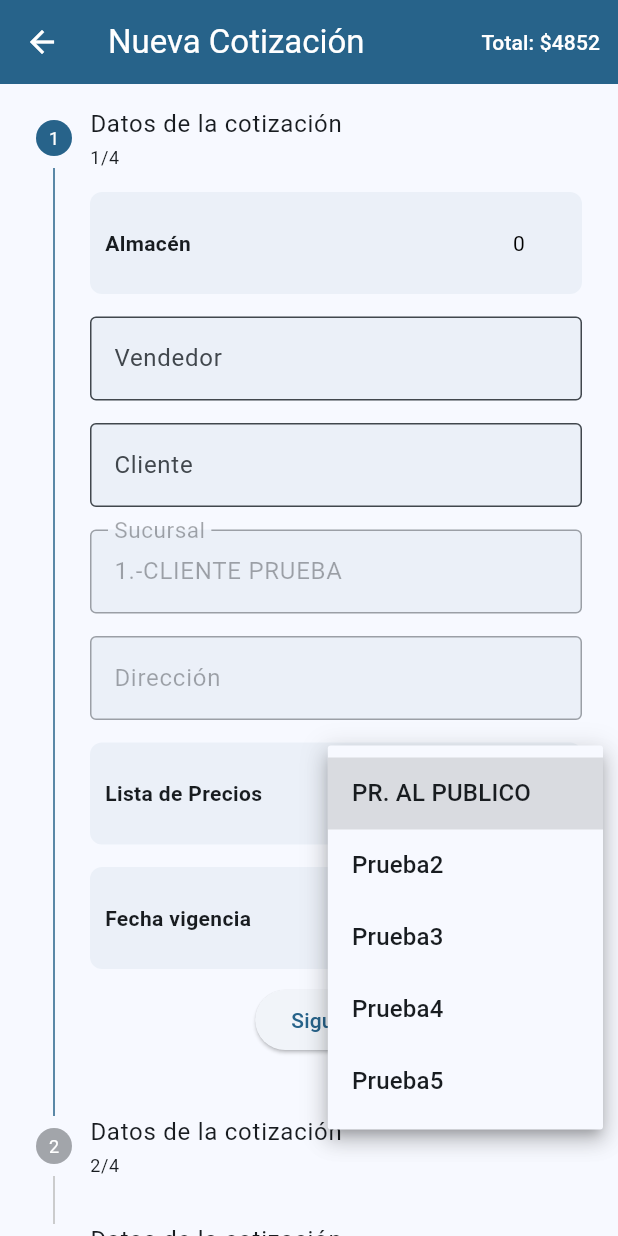
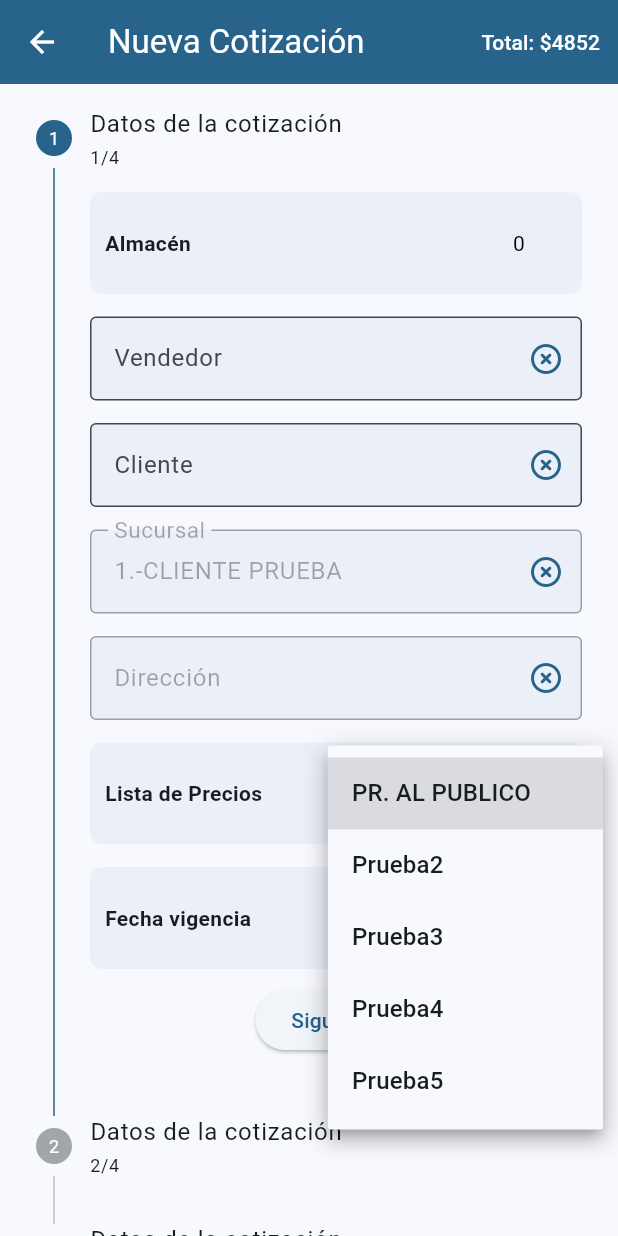
Before and after one commit to DanielPeregrino18/crm, a Flutter app: the FormCotizacion screen opened by its route, after a tap on "PR. AL PUBLICO", on a phone screen of 412 x 824 dp. Run offline on Flutter 3.47's test engine with Material 3 defaults, Android fonts, the phone set to English and light mode, and no system bars; drawn by our look-alikes of flutter_typeahead; our stand-ins replace after_layout, dio, expandable, flutter_riverpod, flutter_screenutil, fluttertoast and 5 more; generated files the repository leaves out were written again; network calls fail.

Commit message:
se mejoro la funcionalidad del widget custom search bar para el uso de busqueda de clientes y vendedores

```diff
--- a/lib/presentation/screens/cotizaciones/cotizaciones.dart
+++ b/lib/presentation/screens/cotizaciones/cotizaciones.dart
@@ -27,9 +27,7 @@ class Cotizaciones extends ConsumerStatefulWidget {
 
 class _CotizacionesState extends ConsumerState<Cotizaciones> {
   final scaffoldKey = GlobalKey<ScaffoldState>();
-
-  final Fecha fecha = Fecha();
-
+  bool isLoading = false;
   @override
   Widget build(BuildContext context) {
     var cotizacionVM = ref.watch(cotizacionVMProvider);
@@ -86,10 +84,10 @@ class _CotizacionesState extends ConsumerState<Cotizaciones> {
               cotizacionVM.idTipoFecha = tipoF;
             },
             setFechaInicial: (DateTime fechaI) {
-              cotizacionVM.setFechaInicial(fecha.crearString(fechaI));
+              cotizacionVM.fechaInicial = fechaI;
             },
             setFechaFinal: (DateTime fechaF) {
-              cotizacionVM.setFechaFin(fecha.crearString(fechaF));
+              cotizacionVM.fechaFin = fechaF;
             },
           ),
           Row(
@@ -120,7 +118,10 @@ class _CotizacionesState extends ConsumerState<Cotizaciones> {
                           .getClientesFiltro(search);
                     },
                     onSelect: (value) {
-
+                      cotizacionVM.setCliente(value);
+                    },
+                    onClean: () {
+                      cotizacionVM.idCliente = 0;
                     },
                     label: "Cliente",
                   ),
@@ -132,15 +133,42 @@ class _CotizacionesState extends ConsumerState<Cotizaciones> {
                   height: 56,
                   child: SearchButton(
                     onPressed: () async {
+                      setState(() {
+                        isLoading = true;
+                      });
                       await cotizacionVM.buscarCotizacionesRango();
-                      setState(() {});
+                      setState(() {
+                        isLoading = false;
+                      });
                     },
                   ),
                 ),
               ),
             ],
           ),
-          Divider(height: 20),
+          Divider(height: 5),
+          Text(
+            'Resultados: ${cotizacionVM.cotizaciones.length}',
+            style: TextStyle(color: theme.primary),
+          ),
+          isLoading ?
+          SizedBox(
+            height: MediaQuery.of(context).size.height / 2,
+            child: Column(
+              spacing: 15,
+              mainAxisAlignment: MainAxisAlignment.center,
+              crossAxisAlignment: CrossAxisAlignment.center,
+              children: [
+                CircularProgressIndicator(
+                  backgroundColor: theme.primary.withAlpha(95),
+                ),
+                Text(
+                  'Buscando cotizaciones...',
+                  style: TextStyle(fontSize: 16.sp),
+                ),
+              ],
+            ),
+          ) :
           Expanded(
             child: ListView.builder(
               itemCount: cotizacionVM.cotizaciones.length,
--- a/lib/presentation/screens/cotizaciones/form_cotizacion.dart
+++ b/lib/presentation/screens/cotizaciones/form_cotizacion.dart
@@ -2,7 +2,7 @@ import 'package:crm/presentation/viewmodels/cotizaciones/form_cotizacion_vm.dart
 import 'package:crm/presentation/viewmodels/vendedor_vm.dart';
 import 'package:crm/presentation/widgets/custom_date_picker.dart';
 import 'package:crm/presentation/widgets/custom_search_bar.dart';
-import 'package:crm/presentation/widgets/search_bar_clientes.dart';
+import 'package:crm/presentation/widgets/custom_text_field.dart';
 import 'package:flutter/material.dart';
 import 'package:flutter_riverpod/flutter_riverpod.dart';
 import '../../viewmodels/cliente_vm.dart';
@@ -18,25 +18,6 @@ class FormCotizacion extends ConsumerStatefulWidget {
 
 class _FormCotizacionState extends ConsumerState<FormCotizacion> {
   int _currentStep = 0;
-
-  TextFormField _customTextField(
-    ColorScheme theme,
-    String label,
-    bool isEnabled,
-    TextEditingController textController,
-  ) {
-    return TextFormField(
-      controller: textController,
-      decoration: InputDecoration(
-        border: OutlineInputBorder(),
-        filled: true,
-        fillColor: theme.primary.withAlpha(15),
-        label: Text(label),
-        floatingLabelStyle: TextStyle(fontSize: 20),
-      ),
-      enabled: isEnabled,
-    );
-  }
 
   Widget _customRow(ColorScheme theme, String left, Widget right) {
     return Container(
@@ -85,7 +66,6 @@ class _FormCotizacionState extends ConsumerState<FormCotizacion> {
     final formCotizacionVM = ref.watch(formCotizacionVMProvider);
     String estatus = formCotizacionVM.estatusLabel;
     bool isEnabled = estatus == "NUEVO" || estatus == "COTIZADO";
-
     return Scaffold(
       appBar: AppBar(
         backgroundColor: theme.primary,
@@ -122,7 +102,7 @@ class _FormCotizacionState extends ConsumerState<FormCotizacion> {
                         ElevatedButton(
                           onPressed: details.onStepContinue,
                           child: Text(
-                            _currentStep == 4 ? 'Finalizar' : 'Siguiente',
+                            _currentStep == 6 ? 'Finalizar' : 'Siguiente',
                           ),
                         ),
                       ],
@@ -172,7 +152,6 @@ class _FormCotizacionState extends ConsumerState<FormCotizacion> {
                       return ref.read(vendedorVMProvider).getVendedoresFiltro(search);
                     },
                     onSelect: (value) {
-                      formCotizacionVM.focusCliente.requestFocus();
                       formCotizacionVM.setVendedor(value);
                     },
                     label: "Vendedor"
@@ -202,17 +181,15 @@ class _FormCotizacionState extends ConsumerState<FormCotizacion> {
                     },
                     label: "Cliente"
                 ),
-                _customTextField(
-                  theme,
-                  'Sucursal',
-                  false,
-                  formCotizacionVM.sucursalController,
+                CustomTextField(
+                  label: "Sucursal",
+                  controller: formCotizacionVM.sucursalController,
+                  isEnabled: false
                 ),
-                _customTextField(
-                  theme,
-                  'Dirección',
-                  false,
-                  formCotizacionVM.direccionController,
+                CustomTextField(
+                    label: "Dirección",
+                    controller: formCotizacionVM.direccionController,
+                    isEnabled: false
                 ),
                 _customRow(
                   theme,
@@ -291,23 +268,20 @@ class _FormCotizacionState extends ConsumerState<FormCotizacion> {
                     },
                   ),
                 ),
-                _customTextField(
-                  theme,
-                  'No. de Serie',
-                  isEnabled,
-                  formCotizacionVM.noSerieController,
+                CustomTextField(
+                    label: "No. de Serie",
+                    controller: formCotizacionVM.noSerieController,
+                    isEnabled: isEnabled
                 ),
-                _customTextField(
-                  theme,
-                  'Orden de compra',
-                  isEnabled,
-                  formCotizacionVM.ordenCompraController,
+                CustomTextField(
+                    label: "Orden de compra",
+                    controller: formCotizacionVM.ordenCompraController,
+                    isEnabled: isEnabled
                 ),
-                _customTextField(
-                  theme,
-                  'Procesado',
-                  false,
-                  formCotizacionVM.procesadoController,
+                CustomTextField(
+                    label: "Procesado",
+                    controller: formCotizacionVM.procesadoController,
+                    isEnabled: false
                 ),
               ],
             ),
@@ -332,25 +306,21 @@ class _FormCotizacionState extends ConsumerState<FormCotizacion> {
                     style: TextStyle(color: Colors.red),
                   ),
                 ),
-                _customTextField(
-                  theme,
-                  'RFC',
-                  false,
-                  formCotizacionVM.rfcController,
+                CustomTextField(
+                    label: "RFC",
+                    controller: formCotizacionVM.rfcController,
+                    isEnabled: false
                 ),
-                _customTextField(
-                  theme,
-                  'Plazo',
-                  false,
-                  formCotizacionVM.plazoController,
+                CustomTextField(
+                    label: "Plazo",
+                    controller: formCotizacionVM.plazoController,
+                    isEnabled: false
                 ),
-                _customTextField(
-                  theme,
-                  'Descuento',
-                  isEnabled,
-                  formCotizacionVM.descuentoController,
+                CustomTextField(
+                    label: "Descuento",
+                    controller: formCotizacionVM.descuentoController,
+                    isEnabled: isEnabled
                 ),
-                //_customTextField(theme, 'Moneda', true, ), todo cambiarlo a dropdown
                 _customRow(
                   theme,
                   'Moneda',
@@ -370,11 +340,10 @@ class _FormCotizacionState extends ConsumerState<FormCotizacion> {
                     },
                   ) : Text('${listaMonedas.firstWhere((element) => element['id'] == formCotizacionVM.idMoneda,)['nombre']}'),
                 ),
-                _customTextField(
-                  theme,
-                  'Paridad',
-                  false,
-                  formCotizacionVM.paridadController,
+                CustomTextField(
+                    label: "Paridad",
+                    controller: formCotizacionVM.paridadController,
+                    isEnabled: false
                 ),
               ],
             ),
@@ -422,17 +391,15 @@ class _FormCotizacionState extends ConsumerState<FormCotizacion> {
                     },
                   ),
                 ),
-                _customTextField(
-                  theme,
-                  'Campo addenda',
-                  isEnabled,
-                  formCotizacionVM.campoAddendaController,
+                CustomTextField(
+                    label: "Campo addenda",
+                    controller: formCotizacionVM.campoAddendaController,
+                    isEnabled: isEnabled
                 ),
-                _customTextField(
-                  theme,
-                  'Observaciones',
-                  isEnabled,
-                  formCotizacionVM.observacionesController,
+                CustomTextField(
+                    label: "Observaciones",
+                    controller: formCotizacionVM.observacionesController,
+                    isEnabled: isEnabled
                 ),
                 Row(
                   mainAxisAlignment: MainAxisAlignment.spaceAround,
@@ -463,44 +430,38 @@ class _FormCotizacionState extends ConsumerState<FormCotizacion> {
           Step(
             isActive: _currentStep >= 4,
             title: Text('Domicilio'),
-            content: Column(
+            content: Padding(
+              padding: EdgeInsets.symmetric(vertical: 5),
+              child: Column(
                 spacing: 15,
                 children: [
-                _customTextField(
-                  theme,
-                  'Domicilio',
-                  true,
-                  formCotizacionVM.domicilioController,
+                  CustomTextField(
+                    label: "Domicilio",
+                    controller: formCotizacionVM.domicilioController,
                   ),
-                _customTextField(
-                  theme,
-                  'Colonia',
-                  true,
-                  formCotizacionVM.coloniaController,
+                  CustomTextField(
+                    label: "Colonia",
+                    controller: formCotizacionVM.coloniaController,
                   ),
-                _customTextField(
-                  theme,
-                  'Estado',
-                  true,
-                  formCotizacionVM.estadoController,
+                  CustomTextField(
+                      label: "Estado",
+                      controller: formCotizacionVM.estadoController,
+                      isEnabled: true
                   ),
-                _customTextField(
-                  theme,
-                  'Ciudad',
-                  true,
-                  formCotizacionVM.ciudadController,
+                  CustomTextField(
+                      label: "Ciudad",
+                      controller: formCotizacionVM.ciudadController,
+                      isEnabled: true
                   ),
-                _customTextField(
-                  theme,
-                  'Entre calles',
-                  true,
-                  formCotizacionVM.entreCallesController,
+                  CustomTextField(
+                      label: "Entre calles",
+                      controller: formCotizacionVM.entreCallesController,
+                      isEnabled: true
                   ),
-                _customTextField(
-                  theme,
-                  'Atención a',
-                  isEnabled,
-                  formCotizacionVM.atencionAContoller,
+                  CustomTextField(
+                      label: "Atención a",
+                      controller: formCotizacionVM.atencionAContoller,
+                      isEnabled: isEnabled
                   ),
                   _customRow(
                     theme,
@@ -542,6 +503,7 @@ class _FormCotizacionState extends ConsumerState<FormCotizacion> {
                     ),
                   ),
                 ],
+              ),
             ),
           ),
           Step(
@@ -610,7 +572,7 @@ class _FormCotizacionState extends ConsumerState<FormCotizacion> {
         },
         currentStep: _currentStep,
         onStepContinue: () {
-          if (_currentStep != 5) {
+          if (_currentStep != 6) {
             setState(() {
               _currentStep += 1;
             });
--- a/lib/presentation/screens/cotizaciones/widgets/cotizacion_busqueda_cliente.dart
+++ b/lib/presentation/screens/cotizaciones/widgets/cotizacion_busqueda_cliente.dart
@@ -36,7 +36,8 @@ class _CotizacionBusquedaClienteState
         icon: Icon(Icons.clear, color: theme.primary),
       ),
     ];
-    return Padding(
+    return SingleChildScrollView(
+      child: Padding(
         padding: EdgeInsets.all(10),
         child: Column(
           spacing: 15,
@@ -47,8 +48,8 @@ class _CotizacionBusquedaClienteState
               },
             ),
             CustomSearchBar(
-              controller: TextEditingController(),
-              focusNode: FocusNode(),
+                controller: busquedaCotClieVM.clienteController,
+                focusNode: busquedaCotClieVM.focusCliente,
                 itemBuilder: (context, value) {
                   return ListTile(
                     title: Text("${value.idCliente}.- ${value.nombre}"),
@@ -67,6 +68,10 @@ class _CotizacionBusquedaClienteState
                       .getClientesFiltro(search);
                 },
                 onSelect: (value) {
+                  busquedaCotClieVM.setCliente(value);
+                },
+                onClean: () {
+                  busquedaCotClieVM.idCliente = 0;
                 },
                 label: "Cliente"
             ),
@@ -147,6 +152,7 @@ class _CotizacionBusquedaClienteState
             ),
           ],
         ),
+      ),
     );
   }
 }
--- a/lib/presentation/screens/cotizaciones/widgets/cotizacion_busqueda_movimiento.dart
+++ b/lib/presentation/screens/cotizaciones/widgets/cotizacion_busqueda_movimiento.dart
@@ -15,9 +15,11 @@ class CotizacionBusquedaMovimiento extends ConsumerWidget {
   @override
   Widget build(BuildContext context, WidgetRef ref) {
     final busquedaCotMov = ref.watch(busquedaCotMovVMProvider);
-    return Padding(
+    return SingleChildScrollView(
+      child: Padding(
         padding: EdgeInsets.all(10),
         child: Column(
+          spacing: 10,
           children: [
             AlmacenesDropDownMenu(
               setAlmacen: (int id) {
@@ -46,6 +48,7 @@ class CotizacionBusquedaMovimiento extends ConsumerWidget {
             }, label: "Buscar")
           ],
         ),
+      ),
     );
   }
 }
--- a/lib/presentation/viewmodels/cliente_vm.dart
+++ b/lib/presentation/viewmodels/cliente_vm.dart
@@ -8,17 +8,18 @@ final clienteVMProvider = ChangeNotifierProvider<ClienteVM>( (ref) =>
 class ClienteVM extends ChangeNotifier{
 
   List<ClienteModelo> clientes = [
-    ClienteModelo(1, "VISA CFSA", "CARNES FINAS SAN ANDRES, S.A. DE C.V", "CFS881114KWA"),
-    ClienteModelo(2, "RRJ", "RADIO REFRIGERACION DE JUAREZ", "RRJ910111R47"),
-    ClienteModelo(3, "GELOS POLITECNICO", "COMERCIALIZADORA GELOS DE CHIHUAHUA", "CGC010606JD6"),
-    ClienteModelo(6, "GREEN MOTION", "MARTE AUTORENTAS", "MAU071220MR3"),
-    ClienteModelo(8, "PROMOTORA DE AUTOSERVICIOS DE EXCELENCIA S.A. DE C.V.", "PROMOTORA DE AUTOSERVICIOS DE EXCELENCIA S.A. DE C.V.", "PAE021118SA5"),
-    ClienteModelo(9, "VISA CCB", "CARNES CASA BLANCA S.A. DE C.V.", "CCB9108169PA"),
-    ClienteModelo(11, "HECTOR ALVAREZ DOMINGUEZ JOSESITO", "HECTOR ALVAREZ DOMINGUEZ", "AADH791002P44"),
-    ClienteModelo(12, "PAPELERIA ROUHANA S.A. DE C.V.", "MPAPELERIA ROUHANA S.A. DE C.V.", "PR0990629K71"),
-    ClienteModelo(13, "ROSA MARIA ORNELAS MUÑOZ", "ROSA MARIA ORNELAS MUÑOZ", "OEMR3405173T4"),
-    ClienteModelo(18, "APPLIED MEXICO, S.A. DE C.V.", "APPLIED MEXICO", "AME0010162W9"),
-    ClienteModelo(24, "FCU", "FARMACIA CUAUHTEMOC", "FCU930805D64"),
+    ClienteModelo(1, "CLIENTE DE CONTADO", "CLIENTE DE CONTADO", "XAXX010101000"),
+    ClienteModelo(2806, "RUBEN GARCIA ORTEGA", "RUBEN GARCIA ORTEGA", "GAOR701211919"),
+    ClienteModelo(5475, "JORGE ENRIQUE BOLAÑOS BORGES", "JORGE ENRIQUE BOLAÑOS BORGES", "BOBJ551213RB9"),
+    ClienteModelo(8687, "OCTAVIO MUÑOZ LOYA", "OCTAVIO MUÑOZ LOYA", "MULO740410CMA"),
+    ClienteModelo(9634, "PROPOLIALIMENTOS", "PROPOLIALIMENTOS", "PRO050517TY3"),
+    ClienteModelo(17044, "JOSE ALFREDO ORTIZ MARTINEZ", "JOSE ALFREDO ORTIZ MARTINEZ", "OIMA611108CT3"),
+    ClienteModelo(33287, "GUSTEAU INTERNATIONAL", "GUSTEAU INTERNATIONAL", "GIN161111QU8"),
+    ClienteModelo(34448, "ERIC MAGNO ACOSTA CAMACHO", "ERIC MAGNO ACOSTA CAMACHO", "AOCE5903126J7"),
+    ClienteModelo(44886, "MARIA DE JESUS SAUCEDO ROBLES", "MARIA DE JESUS SAUCEDO ROBLES", "SARJ870521K64"),
+    ClienteModelo(45236, "PROYECTOS SEREIN.", "PROYECTOS SEREIN", "PSE190930123"),
+    ClienteModelo(56086, "CLAUDIA ELIZABETH GARCIA ZAMORA", "CLAUDIA ELIZABETH GARCIA ZAMORA", "GAZC860320NW6"),
+
   ];
 
   List<ClienteModelo> getClientesFiltro(String search){
--- a/lib/presentation/viewmodels/cotizaciones/busqueda_cot_clie_vm.dart
+++ b/lib/presentation/viewmodels/cotizaciones/busqueda_cot_clie_vm.dart
@@ -5,6 +5,8 @@ import 'package:crm/presentation/viewmodels/cotizaciones/busqueda_cot_mov_vm.dar
 import 'package:flutter/material.dart';
 import 'package:flutter_riverpod/flutter_riverpod.dart';
 import 'package:intl/intl.dart';
+
+import '../../../data/models/cliente_modelo.dart';
 
 final busquedaCotClieVMProvider = ChangeNotifierProvider.autoDispose<BusquedaCotClieVM>(
   (ref) => BusquedaCotClieVM(
@@ -16,7 +18,10 @@ final busquedaCotClieVMProvider = ChangeNotifierProvider.autoDispose<BusquedaCot
 
 class BusquedaCotClieVM extends ChangeNotifier {
   int idAlmacen = 0;
-  SearchController clienteController = SearchController();
+  int idCliente = 0;
+  FocusNode focusCliente = FocusNode();
+  TextEditingController clienteController = TextEditingController();
+
   TextEditingController ordenCompraController = TextEditingController();
   TextEditingController folioController = TextEditingController();
   DateTime fechaInicial = DateTime.now();
@@ -46,7 +51,7 @@ class BusquedaCotClieVM extends ChangeNotifier {
   Future<bool> buscarCotizaciones() async {
     cotizacionesCliente = await apiCabCotizaciones.getCabsCotCliente(
       idAlmacen,
-      1,
+      idCliente,
       formatter.format(fechaInicial),
       formatter.format(fechaFin),
       folioController.text == "" ? 0 : int.parse(folioController.text),
@@ -61,4 +66,10 @@ class BusquedaCotClieVM extends ChangeNotifier {
   Future<bool> buscarCotizacionMov({required int idMov}) {
     return busquedaCotMovVM.buscarCotizacionMov(idMov: idMov, idAlm: idAlmacen);
   }
+
+  void setCliente(ClienteModelo cliente) {
+    idCliente = cliente.idCliente;
+    clienteController = TextEditingController(text: cliente.nombre);
+    notifyListeners();
+  }
 }
--- a/lib/presentation/viewmodels/cotizaciones/cotizciones_vm.dart
+++ b/lib/presentation/viewmodels/cotizaciones/cotizciones_vm.dart
@@ -8,7 +8,7 @@ import 'package:flutter/material.dart';
 import 'package:flutter_riverpod/flutter_riverpod.dart';
 import 'package:intl/intl.dart';
 
-final cotizacionVMProvider = StateProvider<CotizcionesVM>(
+final cotizacionVMProvider = ChangeNotifierProvider<CotizcionesVM>(
   (ref) => CotizcionesVM(ref.read(apiCabCotizacionProvider),
                                         ref.read(formatterProvider),
                                                   ref.read(apiColleccionesProvider)),
@@ -46,7 +46,7 @@ class CotizcionesVM extends ChangeNotifier {
       idTipoFecha,
       formatter.format(fechaInicial),
       formatter.format(fechaFin),
-      1,
+      idCliente,
       "19cf4bcd-c52c-41bf-9fc8-b1f3d91af2df",
       2,
       10,
@@ -65,10 +65,16 @@ class CotizcionesVM extends ChangeNotifier {
     print(detallesCotizacion.length);
     notifyListeners();
   }
-  void setFechaInicial(String fecha){
-    fechaInicial = DateFormat('d/M/y').parse(fecha);
+  void setFechaInicial(DateTime fecha){
+    fechaInicial = fecha;
   }
-  void setFechaFin(String fecha){
-    fechaFin = DateFormat('d/M/y').parse(fecha);
+  void setFechaFin(DateTime fecha){
+    fechaFin = fecha;
+  }
+
+  void setCliente(ClienteModelo cliente) {
+    idCliente = cliente.idCliente;
+    clienteController = TextEditingController(text: cliente.nombre);
+    notifyListeners();
   }
 }
--- a/lib/presentation/viewmodels/cotizaciones/form_cotizacion_vm.dart
+++ b/lib/presentation/viewmodels/cotizaciones/form_cotizacion_vm.dart
@@ -139,16 +139,16 @@ class FormCotizacionVM extends ChangeNotifier {
     notifyListeners();
   }
 
+  void setVendedor(VendedorModelo vendedor){
+    vendedorController = TextEditingController(text: vendedor.nombre);
+    focusCliente.requestFocus();
+    notifyListeners();
+  }
+
   void setCliente(ClienteModelo cliente){
     clienteController = TextEditingController(text: cliente.nombre);
     notifyListeners();
   }
-
-  void setVendedor(VendedorModelo vendedor){
-    vendedorController = TextEditingController(text: vendedor.nombre);
-    notifyListeners();
-  }
-
   void setCabCotizacion(CabCotizacionMov cabCotizacionMov) {
     if(cabCotizacionMov.cabCotizacion!=null) {
       CabCotizacion cabCotizacion = cabCotizacionMov.cabCotizacion!;
--- a/lib/presentation/widgets/custom_search_bar.dart
+++ b/lib/presentation/widgets/custom_search_bar.dart
@@ -3,7 +3,7 @@ import 'package:flutter_typeahead/flutter_typeahead.dart';
 import 'custom_text_field.dart';
 
 class CustomSearchBar<T> extends StatelessWidget {
-  CustomSearchBar({
+  const CustomSearchBar({
     super.key,
     required this.controller,
     required this.focusNode,
@@ -11,14 +11,16 @@ class CustomSearchBar<T> extends StatelessWidget {
     required this.sugerencias,
     required this.onSelect,
     required this.label,
-    this.isEnabled = true
+    this.isEnabled = true,
+    this.onClean
   });
   final TextEditingController controller;
   final FocusNode focusNode;
   final Widget Function(BuildContext context, T value) itemBuilder;
   final Function(T value) onSelect;
   final String label;
-  bool? isEnabled;
+  final bool isEnabled;
+  final void Function()? onClean;
   final List<T> Function(String search) sugerencias;
   @override
   Widget build(BuildContext context) {
@@ -29,10 +31,11 @@ class CustomSearchBar<T> extends StatelessWidget {
       hideOnEmpty: true,
       builder: (context, controller, focusNode) {
         return CustomTextField(
-          isEnabled: isEnabled!,
+          isEnabled: isEnabled,
           controller: controller,
           focusNode: focusNode,
           label: label,
+          onClean: onClean,
         );
       },
       itemBuilder: (context, value) {
--- a/lib/presentation/widgets/custom_text_field.dart
+++ b/lib/presentation/widgets/custom_text_field.dart
@@ -14,9 +14,7 @@ class CustomTextField extends StatelessWidget {
 
   final dynamic initialValue;
   final FocusNode? focusNode;
-
-
-
+  final Function()? onClean;
   CustomTextField({
     super.key,
     this.label = '',
@@ -25,7 +23,8 @@ class CustomTextField extends StatelessWidget {
     this.isEnabled = true,
     this.controller,
     this.initialValue,
-    this.focusNode
+    this.focusNode,
+    this.onClean
   });
 
   @override
@@ -48,6 +47,13 @@ class CustomTextField extends StatelessWidget {
         fillColor: theme.primary.withAlpha(15),
         label: Text(label),
         floatingLabelStyle: TextStyle(fontSize: 20),
+        suffixIcon: controller != null ? InkWell(
+          onTap: (){
+            controller!.clear();
+            if(onClean!=null){ onClean!();}
+            },
+          child: Icon(Icons.highlight_remove_rounded, color: theme.primary,),
+        ): null,
       ),
       enabled: isEnabled,
       initialValue: initialValue == null ? null : '$initialValue',
```
Also changed, not shown: 1 other file. Lines whose indentation alone changed are shown as unchanged.
